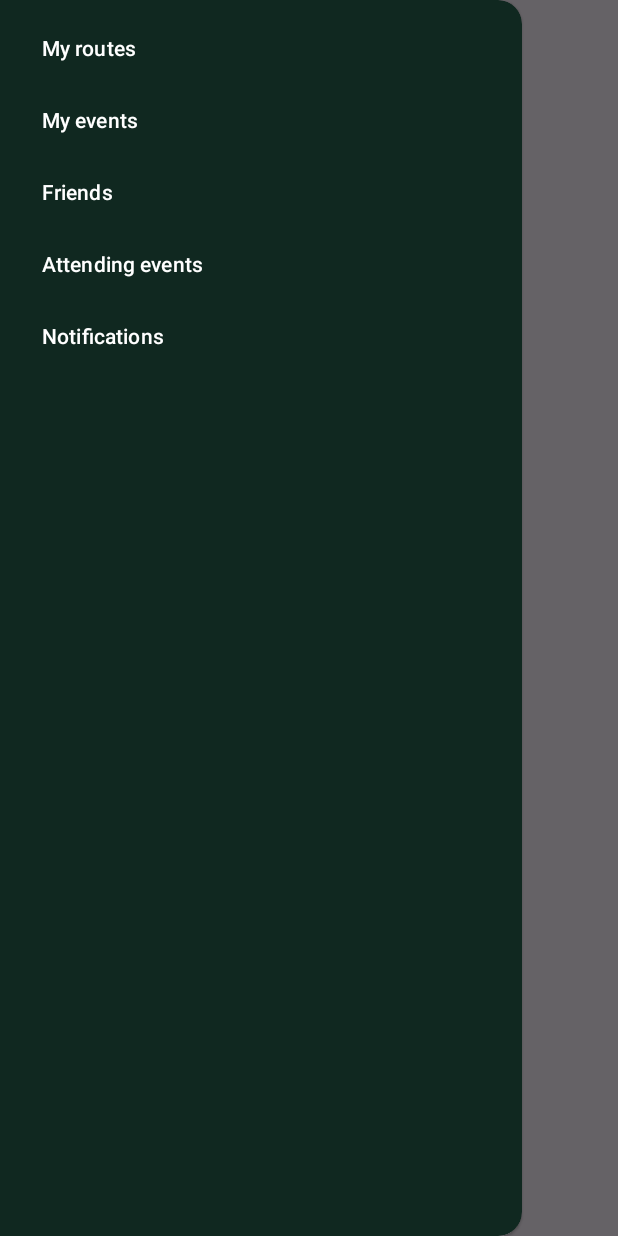
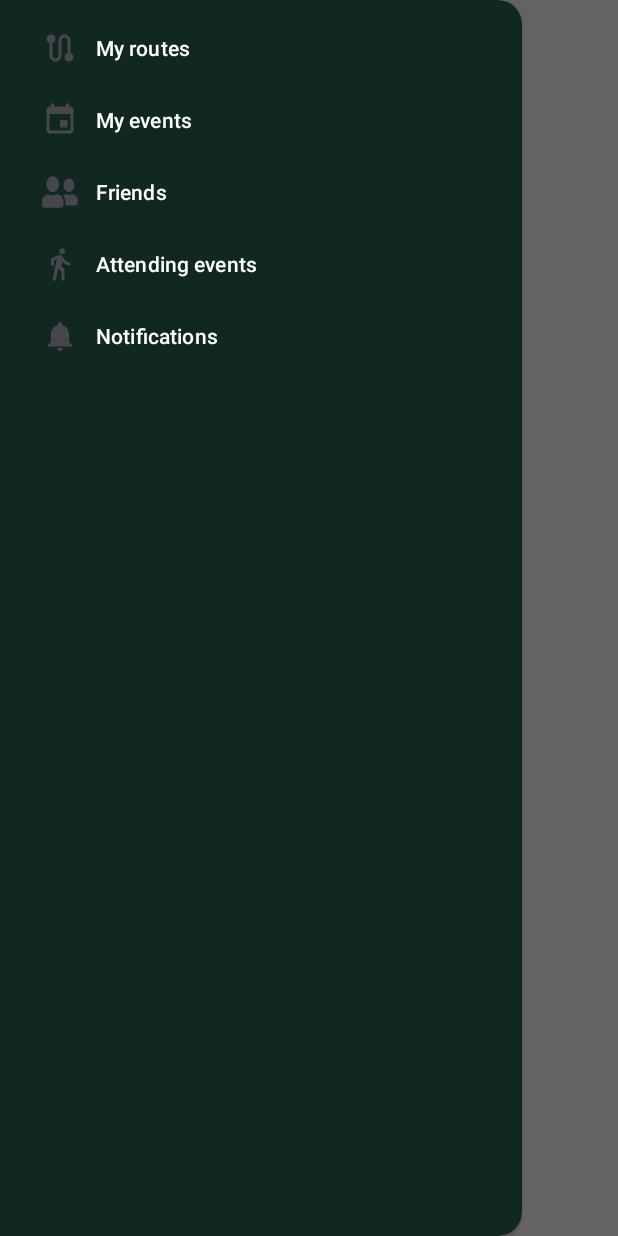
Before and after one commit to dpetek21/WalkTalkAndroid, an Android app: the EventsActivity screen opened directly, with no data from a screen before it, with the side drawer open, on a phone screen of 412 x 824 dp. Run offline under Robolectric (Android 15) with nearby library versions, the phone set to English and light mode, and no system bars.

Commit message:
Dodaj ikone za svaku stavku navigation drawer-a. #13

```diff
--- /dev/null
+++ b/Software/app/src/main/res/drawable/ic_attending_event.xml
@@ -0,0 +1,5 @@
+<vector android:autoMirrored="true" android:height="24dp"
+    android:tint="#FFFFFF" android:viewportHeight="24"
+    android:viewportWidth="24" android:width="24dp" xmlns:android="http://schemas.android.com/apk/res/android">
+    <path android:fillColor="@android:color/white" android:pathData="M13.5,5.5c1.1,0 2,-0.9 2,-2s-0.9,-2 -2,-2 -2,0.9 -2,2 0.9,2 2,2zM9.8,8.9L7,23h2.1l1.8,-8 2.1,2v6h2v-7.5l-2.1,-2 0.6,-3C14.8,12 16.8,13 19,13v-2c-1.9,0 -3.5,-1 -4.3,-2.4l-1,-1.6c-0.4,-0.6 -1,-1 -1.7,-1 -0.3,0 -0.5,0.1 -0.8,0.1L6,8.3V13h2V9.6l1.8,-0.7"/>
+</vector>
--- /dev/null
+++ b/Software/app/src/main/res/drawable/ic_event.xml
@@ -0,0 +1,5 @@
+<vector android:height="24dp" android:tint="#FFFFFF"
+    android:viewportHeight="24" android:viewportWidth="24"
+    android:width="24dp" xmlns:android="http://schemas.android.com/apk/res/android">
+    <path android:fillColor="@android:color/white" android:pathData="M17,12h-5v5h5v-5zM16,1v2L8,3L8,1L6,1v2L5,3c-1.11,0 -1.99,0.9 -1.99,2L3,19c0,1.1 0.89,2 2,2h14c1.1,0 2,-0.9 2,-2L21,5c0,-1.1 -0.9,-2 -2,-2h-1L18,1h-2zM19,19L5,19L5,8h14v11z"/>
+</vector>
--- /dev/null
+++ b/Software/app/src/main/res/drawable/ic_notifications.xml
@@ -0,0 +1,5 @@
+<vector android:height="24dp" android:tint="#FFFFFF"
+    android:viewportHeight="24" android:viewportWidth="24"
+    android:width="24dp" xmlns:android="http://schemas.android.com/apk/res/android">
+    <path android:fillColor="@android:color/white" android:pathData="M12,22c1.1,0 2,-0.9 2,-2h-4c0,1.1 0.89,2 2,2zM18,16v-5c0,-3.07 -1.64,-5.64 -4.5,-6.32L13.5,4c0,-0.83 -0.67,-1.5 -1.5,-1.5s-1.5,0.67 -1.5,1.5v0.68C7.63,5.36 6,7.92 6,11v5l-2,2v1h16v-1l-2,-2z"/>
+</vector>
--- /dev/null
+++ b/Software/app/src/main/res/drawable/ic_route.xml
@@ -0,0 +1,5 @@
+<vector android:height="24dp" android:tint="#FFFFFF"
+    android:viewportHeight="24" android:viewportWidth="24"
+    android:width="24dp" xmlns:android="http://schemas.android.com/apk/res/android">
+    <path android:fillColor="@android:color/white" android:pathData="M19,15.18V7c0,-2.21 -1.79,-4 -4,-4s-4,1.79 -4,4v10c0,1.1 -0.9,2 -2,2s-2,-0.9 -2,-2V8.82C8.16,8.4 9,7.3 9,6c0,-1.66 -1.34,-3 -3,-3S3,4.34 3,6c0,1.3 0.84,2.4 2,2.82V17c0,2.21 1.79,4 4,4s4,-1.79 4,-4V7c0,-1.1 0.9,-2 2,-2s2,0.9 2,2v8.18c-1.16,0.41 -2,1.51 -2,2.82c0,1.66 1.34,3 3,3s3,-1.34 3,-3C21,16.7 20.16,15.6 19,15.18z"/>
+</vector>
--- a/Software/app/src/main/res/menu/navigation_drawer.xml
+++ b/Software/app/src/main/res/menu/navigation_drawer.xml
@@ -3,22 +3,27 @@
    <item
        android:id = "@+id/nav_routes"
        android:title="@string/my_routes"
+       android:icon="@drawable/ic_route"
        android:checkable="true"/>
    <item
        android:id = "@+id/nav_events"
        android:title="@string/my_events"
+       android:icon="@drawable/ic_event"
        android:checkable="true"/>
    <item
        android:id = "@+id/nav_friends"
        android:title="@string/friends"
+       android:icon="@drawable/ic_friends"
        android:checkable="true"/>
    <item
        android:id = "@+id/nav_attending_events"
        android:title="@string/attending_events"
+       android:icon="@drawable/ic_attending_event"
        android:checkable="true"/>
    <item
        android:id = "@+id/nav_notifications"
        android:title="@string/notifications"
+       android:icon="@drawable/ic_notifications"
        android:checkable="true"/>
 
 </menu>
```
